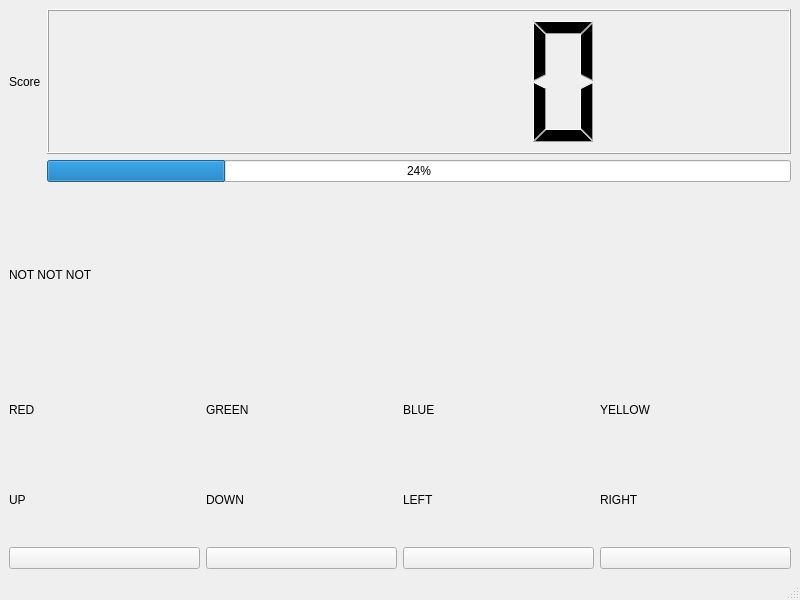
Before: the Qt Designer form mainwindow.ui in dargonfyl/Qt-NotNotGame, drawn with Qt 5.
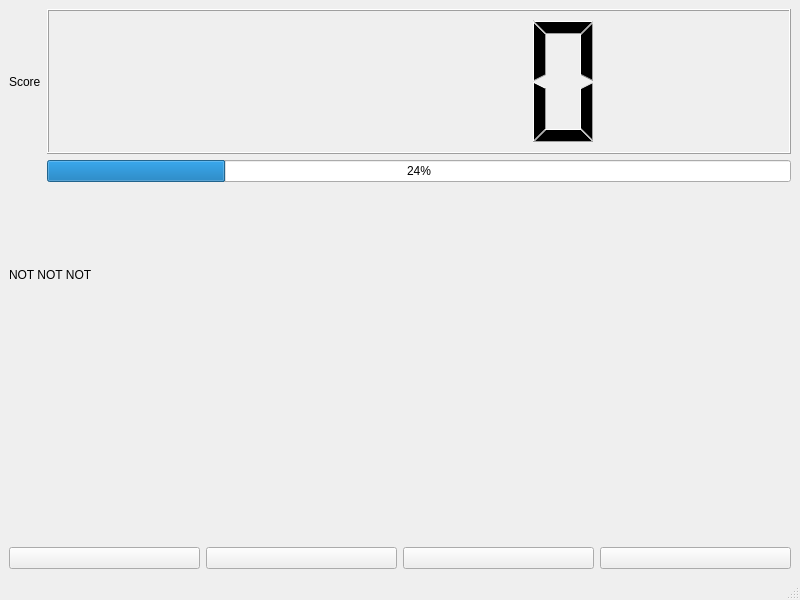
After: the same form once the commit is applied.

Commit message: Add basic level generation and corresponding UI changes

Diff of the .ui file:
```diff
--- a/mainwindow.ui
+++ b/mainwindow.ui
@@ -28,56 +28,56 @@
         <item row="0" column="1">
          <widget class="QLabel" name="label_3">
           <property name="text">
-           <string>GREEN</string>
+           <string/>
           </property>
          </widget>
         </item>
         <item row="0" column="3">
          <widget class="QLabel" name="label_5">
           <property name="text">
-           <string>YELLOW</string>
+           <string/>
           </property>
          </widget>
         </item>
         <item row="0" column="0">
          <widget class="QLabel" name="label_2">
           <property name="text">
-           <string>RED</string>
+           <string/>
           </property>
          </widget>
         </item>
         <item row="0" column="2">
          <widget class="QLabel" name="label_4">
           <property name="text">
-           <string>BLUE</string>
+           <string/>
           </property>
          </widget>
         </item>
         <item row="1" column="0">
          <widget class="QLabel" name="label_6">
           <property name="text">
-           <string>UP</string>
+           <string/>
           </property>
          </widget>
         </item>
         <item row="1" column="1">
          <widget class="QLabel" name="label_7">
           <property name="text">
-           <string>DOWN</string>
+           <string/>
           </property>
          </widget>
         </item>
         <item row="1" column="2">
          <widget class="QLabel" name="label_8">
           <property name="text">
-           <string>LEFT</string>
+           <string/>
           </property>
          </widget>
         </item>
         <item row="1" column="3">
          <widget class="QLabel" name="label_9">
           <property name="text">
-           <string>RIGHT</string>
+           <string/>
           </property>
          </widget>
         </item>
```
Left out of the diff: 16 changed lines with no effect on the pictures. The commit also changes 4 other files.
